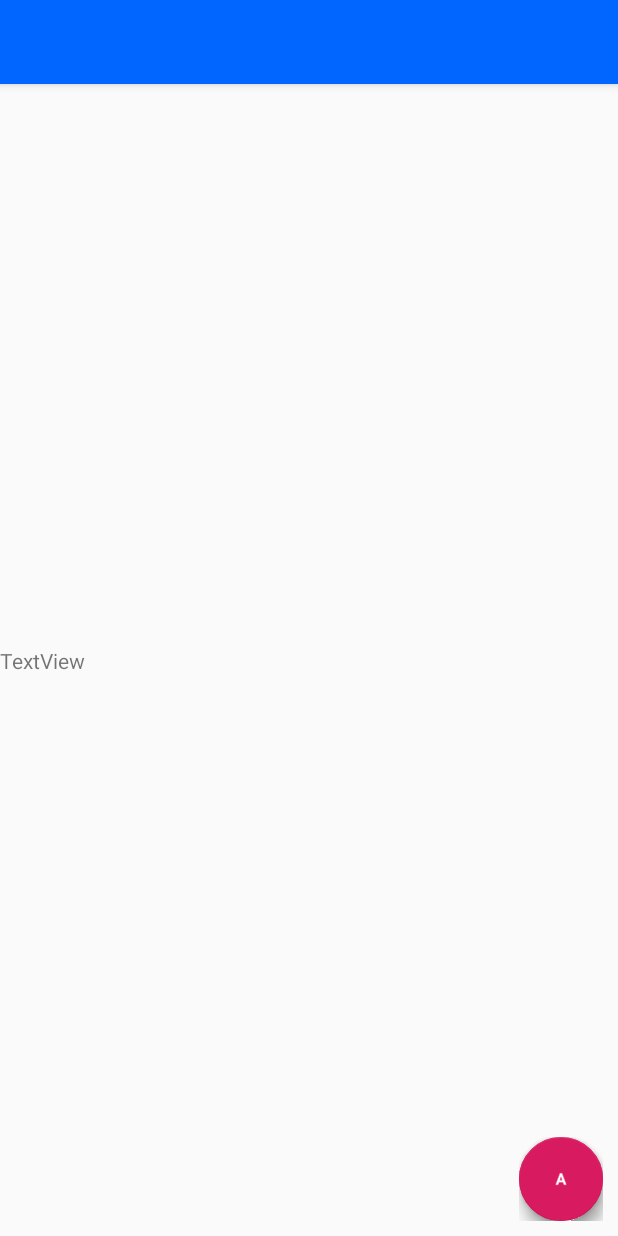
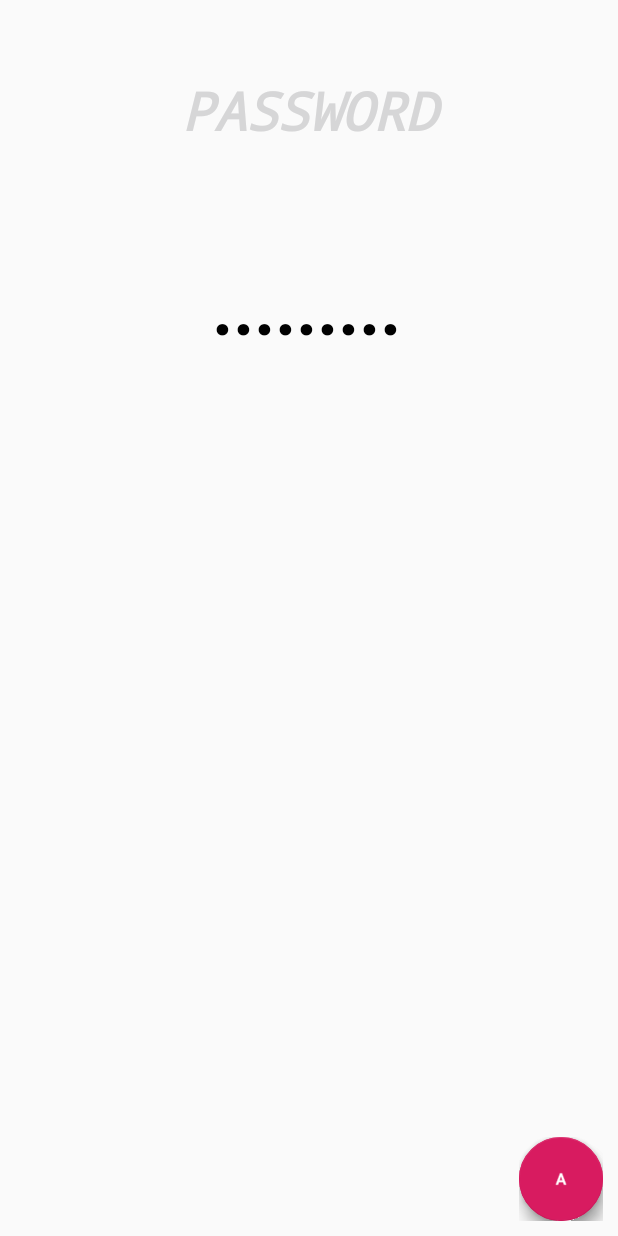
Before and after one commit to MarcofSilva/SIRSProj_CryptoKeyApp, an Android app: the layout activity_home.xml on its own in the app's theme, with its tools: preview values and no code run, on a phone screen of 412 x 824 dp. Run offline under Robolectric (Android 15) with nearby library versions, the phone set to English and light mode, and no system bars; plain views replace FloatingActionButton, FloatingActionMenu.

Commit message:
TOTP done (after knowing exactly the format of the key passed trhough the QRCode change that and it is done). The foundations of the app before using bluetooth.

```diff
--- a/app/src/main/AndroidManifest.xml
+++ b/app/src/main/AndroidManifest.xml
@@ -19,7 +19,8 @@
         <activity
             android:name=".HomeActivity"
             android:label="@string/app_name"
-            android:theme="@style/AppTheme.NoActionBar"></activity>
+            android:theme="@style/AppTheme.NoActionBar"
+            android:screenOrientation="portrait"></activity>
     </application>
 
 </manifest>
--- a/app/src/main/java/a46/cryptokey/MainActivity.java
+++ b/app/src/main/java/a46/cryptokey/MainActivity.java
@@ -6,7 +6,7 @@ import android.support.v7.app.AppCompatActivity;
 import android.os.Bundle;
 
 public class MainActivity extends AppCompatActivity {
-    private static int SPLASH_TIME_OUT = 2000; //miliseconds of duration of launcher Activity
+    private static int SPLASH_TIME_OUT = 1000; //miliseconds of duration of launcher Activity
 
     @Override
     protected void onCreate(Bundle savedInstanceState) {
--- /dev/null
+++ b/app/src/main/java/a46/cryptokey/TOTP.java
@@ -0,0 +1,18 @@
+package a46.cryptokey;
+//TODO pensar qual a melhor distribuicao por packages
+
+public class TOTP extends HOTP{
+
+    private int _timeRangeOfPassword; //One time password update every TIME_RANGE_PASSWORD seconds
+
+    public TOTP(String secretKey, int numberDigitsOTP, int timeRangeOfPassword) {
+        super(secretKey, numberDigitsOTP);
+        _timeRangeOfPassword = timeRangeOfPassword;
+    }
+
+    public String generateOTP() {
+        long unixTime = System.currentTimeMillis()/1000L;
+        long counter = unixTime / _timeRangeOfPassword;
+        return super.generateOTP(counter);
+    }
+}
--- a/app/src/main/res/layout/activity_home.xml
+++ b/app/src/main/res/layout/activity_home.xml
@@ -12,12 +12,12 @@
         android:layout_height="wrap_content"
         android:theme="@style/AppTheme.AppBarOverlay">
 
-        <android.support.v7.widget.Toolbar
+        <!--<android.support.v7.widget.Toolbar
             android:id="@+id/toolbar"
             android:layout_width="match_parent"
             android:layout_height="?attr/actionBarSize"
             android:background="?attr/colorPrimary"
-            app:popupTheme="@style/AppTheme.PopupOverlay" />
+            app:popupTheme="@style/AppTheme.PopupOverlay" />-->
 
     </android.support.design.widget.AppBarLayout>
 
@@ -88,12 +88,4 @@
 
     </com.github.clans.fab.FloatingActionMenu>
 
-    <TextView
-        android:id="@+id/one_time_pass_view"
-        android:layout_width="match_parent"
-        android:layout_height="wrap_content"
-        android:text="TextView"
-        app:layout_anchor="@+id/include2"
-        app:layout_anchorGravity="left|center" />
-
 </android.support.design.widget.CoordinatorLayout>
--- a/app/src/main/res/layout/content_home.xml
+++ b/app/src/main/res/layout/content_home.xml
@@ -8,4 +8,37 @@
     tools:context=".HomeActivity"
     tools:showIn="@layout/activity_home">
 
+    <TextView
+        android:id="@+id/TitlePassword_txtView"
+        android:layout_width="257dp"
+        android:layout_height="60dp"
+        android:layout_marginTop="50dp"
+        android:fontFamily="monospace"
+        android:text="Password"
+        android:textAlignment="center"
+        android:textAllCaps="true"
+        android:textColor="@color/zxing_result_view"
+        android:textSize="35sp"
+        android:textStyle="bold|italic"
+        app:layout_constraintEnd_toEndOf="parent"
+        app:layout_constraintHorizontal_bias="0.5"
+        app:layout_constraintStart_toStartOf="parent"
+        app:layout_constraintTop_toTopOf="parent" />
+
+    <TextView
+        android:id="@+id/otp_txtView"
+        android:layout_width="354dp"
+        android:layout_height="85dp"
+        android:layout_marginTop="60dp"
+        android:fontFamily="sans-serif"
+        android:text="........."
+        android:textAlignment="center"
+        android:textAllCaps="false"
+        android:textColor="@android:color/black"
+        android:textSize="50sp"
+        android:textStyle="bold|italic"
+        app:layout_constraintEnd_toEndOf="parent"
+        app:layout_constraintHorizontal_bias="0.5"
+        app:layout_constraintStart_toStartOf="parent"
+        app:layout_constraintTop_toBottomOf="@+id/TitlePassword_txtView" />
 </android.support.constraint.ConstraintLayout>
```
Also changed, not shown: app/src/main/java/a46/cryptokey/HOTP.java (added, +87 -0 lines), app/src/main/java/a46/cryptokey/HomeActivity.java (+109 -14 lines).
